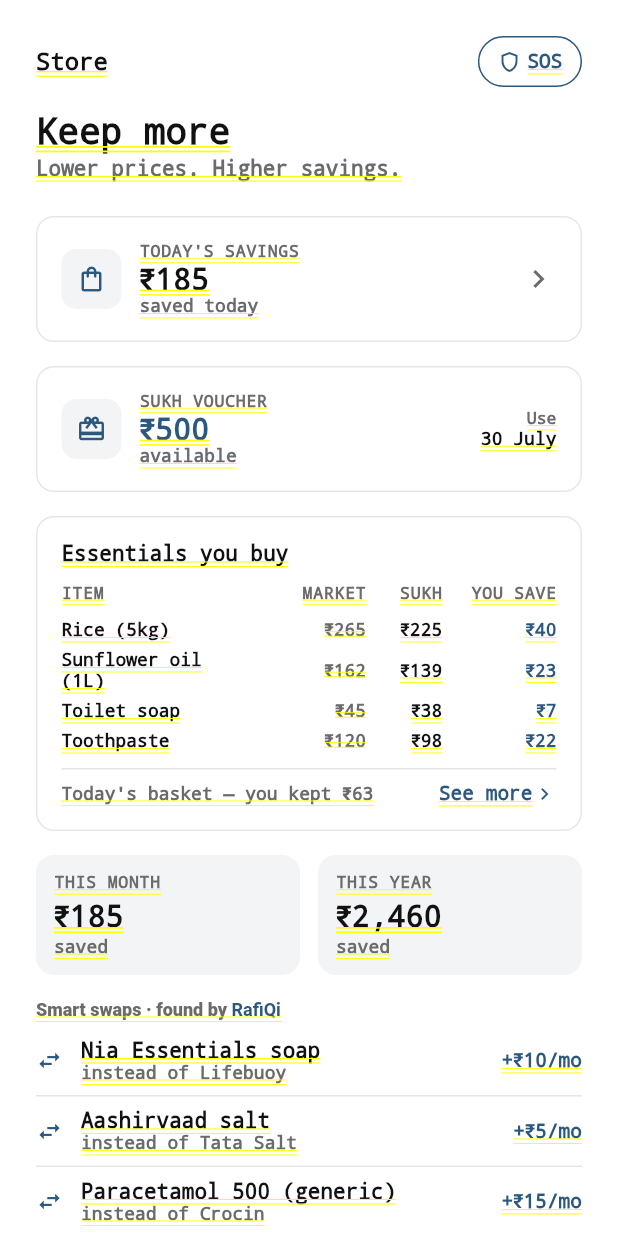
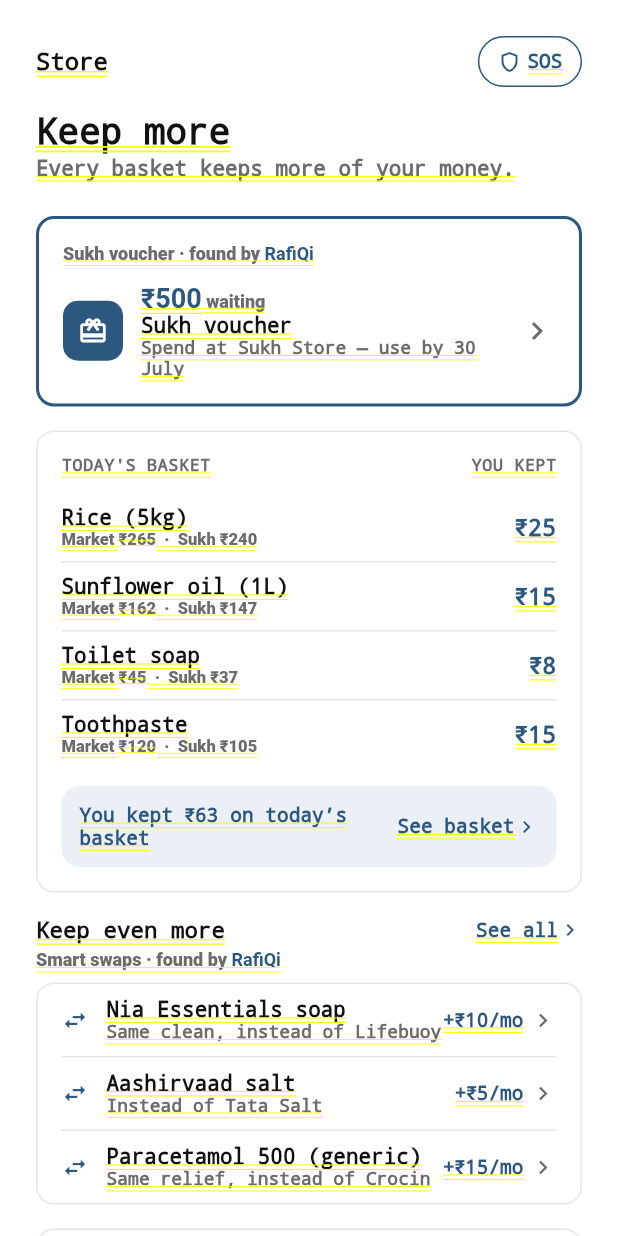
Before and after one commit to SachinChhabra1/Platform, a Flutter app: the StorePage screen opened directly, on a phone screen of 412 x 824 dp. Run offline on Flutter 3.47's test engine with Material 3 defaults, Android fonts, the phone set to English and light mode, and no system bars.

Commit message:
Store to App-Store quality: harden the flywheel, not the shop
Store is money kept, not commerce. Rebuild onto the shared components so the
screen IS the flywheel, understood without explanation:

- Hero is always money: the ₹500 Sukh voucher (the flywheel's fuel), found by
  RafiQi — blue-bordered, tappable, screen-reader labelled. Never a product.
- Screen order = the flywheel felt top-to-bottom: voucher → basket → smart
  swaps → savings compounding → NiaBook.
- Every SKU answers one question — how much did I keep? The kept amount is the
  strongest thing in the row (blue, large); market/Sukh prices shrink to a quiet
  subline, market struck through. Reframed "Essentials you buy" → "Today's
  basket".
- Compounding ladder (the thing only Store has): Today ₹63 → This month ₹185 →
  This year ₹2,460, the year visually largest.
- Literal close: "This month, ₹185 moved into your NiaBook."
- Data now coheres: today ₹63 (basket sums to exactly ₹63), month ₹185, year
  ₹2,460 — the old screen double-counted ₹185 as both today and month.

NiaReveal motion; tappable rows + Semantics throughout. pillars_test updated to
the flywheel content; Store golden regenerated (only store.png changed).

Co-Authored-By: Claude Opus 4.8 <noreply@anthropic.com>

```diff
--- a/apps/member/lib/features/pillars/store_page.dart
+++ b/apps/member/lib/features/pillars/store_page.dart
@@ -1,205 +1,285 @@
 import 'package:flutter/material.dart';
 
 import '../../theme/nia_tokens.dart';
+import '../../widgets/common.dart';
+import 'nia_components.dart';
 import 'pillar_kit.dart';
 
-/// Store · Keep more. Promise: keep more. Reality: savings today, this month and
-/// year. Opportunity: the voucher and smart swaps found by RafiQi. Supporting:
-/// the essentials basket at member prices. Contribution: higher savings that
-/// appear in NiaBook. Built on the shared [PillarScaffold].
+/// Store · Keep more. Not commerce — money kept. The screen is the flywheel made
+/// visible without explanation: the Sukh voucher (the fuel, hero) → the basket
+/// (what you kept, every SKU answering "how much did I keep?") → smart swaps
+/// (keep even more) → savings compounding (today → month → year) → the literal
+/// close (₹185 moved into your NiaBook). The hero is always money, never a
+/// product; the saving always reads stronger than the price. Product-locked;
+/// built to the approved screen on shared components.
 class StorePage extends StatelessWidget {
   const StorePage({super.key});
 
   @override
   Widget build(BuildContext context) {
-    return PillarScaffold(
+    return NiaReveal(
+      child: PillarScaffold(
         pillar: 'Store',
         promise: 'Keep more',
-      promiseSub: 'Lower prices. Higher savings.',
+        promiseSub: 'Every basket keeps more of your money.',
         body: <PillarBlock>[
-        PillarBlock(PillarSection.reality, _todaySavings()),
-        PillarBlock(PillarSection.opportunity, _voucher()),
-        PillarBlock(PillarSection.supporting, _essentials(context)),
-        PillarBlock(PillarSection.reality, _stats()),
-        PillarBlock(PillarSection.opportunity, _swaps()),
+          PillarBlock(PillarSection.opportunity, _voucher(context)),
+          PillarBlock(PillarSection.supporting, _basket(context)),
+          PillarBlock(PillarSection.opportunity, _swaps(context)),
+          PillarBlock(PillarSection.reality, _compounding()),
         ],
-      contribution: niaBookStrip(
-          'This adds to your NiaBook', 'Higher savings. More for you.'),
+        contribution: const SummaryCard(
+          title: 'This month, ₹185 moved into your NiaBook',
+          subtitle: 'Today ₹63 · this year ₹2,460 — savings that compound',
+        ),
+      ),
     );
   }
 
-  Widget _todaySavings() => niaCard(
-        child: Row(
+  /// The hero: money, and the flywheel's fuel — the Sukh voucher waiting to be
+  /// spent. Blue-bordered, tappable, screen-reader labelled.
+  Widget _voucher(BuildContext context) => Semantics(
+        button: true,
+        label: '₹500 Sukh voucher waiting. Spend it at Sukh Store to keep more. '
+            'Use by 30 July.',
+        excludeSemantics: true,
+        child: InkWell(
+          onTap: () => prototypeNoOp(context, 'Sukh voucher'),
+          borderRadius: BorderRadius.circular(NiaTokens.radius),
+          child: InfoCard(
+            style: CardStyle.hero,
+            child: Column(
+              crossAxisAlignment: CrossAxisAlignment.start,
               children: <Widget>[
-            niaIconChip(Icons.shopping_bag_outlined),
+                foundByRafiqi('Sukh voucher'),
+                const SizedBox(height: NiaTokens.s3),
+                Row(
+                  children: <Widget>[
+                    niaIconChip(Icons.card_giftcard, filled: true),
                     const SizedBox(width: NiaTokens.s3),
                     Expanded(
                       child: Column(
                         crossAxisAlignment: CrossAxisAlignment.start,
                         children: <Widget>[
-                  capsLabel("TODAY'S SAVINGS", color: NiaTokens.inkSecondary),
-                  const Text('₹185',
+                          Text.rich(TextSpan(children: const <InlineSpan>[
+                            TextSpan(
+                                text: '₹500',
                                 style: TextStyle(
-                          fontSize: 20,
+                                    fontSize: 18,
                                     fontWeight: FontWeight.w700,
+                                    color: NiaTokens.blue)),
+                            TextSpan(
+                                text: ' waiting',
+                                style: TextStyle(
+                                    fontSize: 12,
+                                    color: NiaTokens.inkSecondary)),
+                          ])),
+                          const Text('Sukh voucher',
+                              style: TextStyle(
+                                  fontSize: 14,
+                                  fontWeight: FontWeight.w600,
                                   color: NiaTokens.ink)),
-                  const Text('saved today',
+                          const Text('Spend at Sukh Store — use by 30 July',
                               style: TextStyle(
                                   fontSize: 12, color: NiaTokens.inkSecondary)),
                         ],
                       ),
                     ),
-            const Icon(Icons.chevron_right, color: NiaTokens.inkSecondary),
+                    const Icon(Icons.chevron_right,
+                        color: NiaTokens.inkSecondary),
                   ],
+                ),
+              ],
+            ),
+          ),
         ),
       );
 
-  Widget _voucher() => niaCard(
-        child: Row(
-          children: <Widget>[
-            niaIconChip(Icons.card_giftcard),
-            const SizedBox(width: NiaTokens.s3),
-            Expanded(
+  /// The basket: every SKU answers one question — how much did I keep? The kept
+  /// amount is the strongest thing in the row; market and Sukh prices shrink to a
+  /// quiet subline. Not "essentials you buy" — what you kept today.
+  Widget _basket(BuildContext context) => InfoCard(
         child: Column(
           crossAxisAlignment: CrossAxisAlignment.start,
           children: <Widget>[
-                  capsLabel('SUKH VOUCHER', color: NiaTokens.inkSecondary),
-                  const Text('₹500',
+            Row(
+              children: <Widget>[
+                capsLabel("TODAY'S BASKET", color: NiaTokens.inkSecondary),
+                const Spacer(),
+                capsLabel('YOU KEPT', color: NiaTokens.inkSecondary),
+              ],
+            ),
+            const SizedBox(height: NiaTokens.s3),
+            _sku('Rice (5kg)', '₹265', '₹240', '₹25'),
+            niaHairline(),
+            _sku('Sunflower oil (1L)', '₹162', '₹147', '₹15'),
+            niaHairline(),
+            _sku('Toilet soap', '₹45', '₹37', '₹8'),
+            niaHairline(),
+            _sku('Toothpaste', '₹120', '₹105', '₹15'),
+            const SizedBox(height: NiaTokens.s3),
+            Container(
+              padding: const EdgeInsets.all(NiaTokens.s3),
+              decoration: BoxDecoration(
+                color: NiaTokens.blueTint,
+                borderRadius: BorderRadius.circular(NiaTokens.radius),
+              ),
+              child: Row(
+                children: <Widget>[
+                  const Expanded(
+                    child: Text('You kept ₹63 on today’s basket',
                         style: TextStyle(
-                          fontSize: 20,
+                            fontSize: 13,
                             fontWeight: FontWeight.w700,
                             color: NiaTokens.blue)),
-                  const Text('available',
-                      style: TextStyle(
-                          fontSize: 12, color: NiaTokens.inkSecondary)),
+                  ),
+                  niaLink(context, 'See basket'),
                 ],
               ),
-            ),
-            Column(
-              crossAxisAlignment: CrossAxisAlignment.end,
-              children: const <Widget>[
-                Text('Use',
-                    style: TextStyle(fontSize: 11, color: NiaTokens.inkSecondary)),
-                Text('30 July',
-                    style: TextStyle(
-                        fontSize: 12,
-                        fontWeight: FontWeight.w600,
-                        color: NiaTokens.ink)),
-              ],
             ),
           ],
         ),
       );
 
-  Widget _essentials(BuildContext context) => niaCard(
+  /// A single SKU row. The kept amount (blue, large, bold) dominates; the prices
+  /// are a quiet line beneath the name, market struck through.
+  Widget _sku(String item, String market, String sukh, String kept) => Semantics(
+        label: '$item, you kept $kept. Market $market, Sukh $sukh.',
+        excludeSemantics: true,
+        child: Padding(
+          padding: const EdgeInsets.symmetric(vertical: NiaTokens.s2),
+          child: Row(
+            crossAxisAlignment: CrossAxisAlignment.center,
+            children: <Widget>[
+              Expanded(
                 child: Column(
                   crossAxisAlignment: CrossAxisAlignment.start,
                   children: <Widget>[
-            const Text('Essentials you buy',
-                style: TextStyle(
+                    Text(item,
+                        style: const TextStyle(
                             fontSize: 14,
                             fontWeight: FontWeight.w600,
                             color: NiaTokens.ink)),
-            const SizedBox(height: NiaTokens.s3),
-            Row(
-              children: <Widget>[
-                Expanded(flex: 5, child: capsLabel('ITEM', color: NiaTokens.inkSecondary)),
-                Expanded(flex: 3, child: _capsRight('MARKET')),
-                Expanded(flex: 2, child: _capsRight('SUKH')),
-                Expanded(flex: 3, child: _capsRight('YOU SAVE')),
+                    Text.rich(TextSpan(
+                        style: const TextStyle(
+                            fontSize: 11, color: NiaTokens.inkSecondary),
+                        children: <InlineSpan>[
+                          const TextSpan(text: 'Market '),
+                          TextSpan(
+                              text: market,
+                              style: const TextStyle(
+                                  decoration: TextDecoration.lineThrough)),
+                          TextSpan(text: '  ·  Sukh $sukh'),
+                        ])),
                   ],
                 ),
-            const SizedBox(height: NiaTokens.s2),
-            _essRow('Rice (5kg)', '₹265', '₹225', '₹40'),
-            _essRow('Sunflower oil (1L)', '₹162', '₹139', '₹23'),
-            _essRow('Toilet soap', '₹45', '₹38', '₹7'),
-            _essRow('Toothpaste', '₹120', '₹98', '₹22'),
-            const SizedBox(height: NiaTokens.s2),
-            niaHairline(),
-            const SizedBox(height: NiaTokens.s2),
-            Row(
-              children: <Widget>[
-                const Expanded(
-                  child: Text("Today's basket — you kept ₹63",
-                      style:
-                          TextStyle(fontSize: 12, color: NiaTokens.inkSecondary)),
               ),
-                niaLink(context, 'See more'),
+              const SizedBox(width: NiaTokens.s3),
+              Text(kept,
+                  style: const TextStyle(
+                      fontSize: 16,
+                      fontWeight: FontWeight.w700,
+                      color: NiaTokens.blue)),
             ],
           ),
+        ),
+      );
+
+  /// Smart swaps: more ways to keep, found by RafiQi. Tappable, benefit-led,
+  /// wrapped like Work's better-jobs card.
+  Widget _swaps(BuildContext context) => Column(
+        crossAxisAlignment: CrossAxisAlignment.start,
+        children: <Widget>[
+          SectionHeader('Keep even more', trailing: niaLink(context, 'See all')),
+          const SizedBox(height: NiaTokens.s1),
+          foundByRafiqi('Smart swaps'),
+          const SizedBox(height: NiaTokens.s2),
+          InfoCard(
+            padding: const EdgeInsets.symmetric(horizontal: NiaTokens.s4),
+            child: Column(
+              children: <Widget>[
+                ListRow(
+                  icon: Icons.swap_horiz,
+                  title: 'Nia Essentials soap',
+                  subtitle: 'Same clean, instead of Lifebuoy',
+                  trailing: '+₹10/mo',
+                  trailingColor: NiaTokens.blue,
+                  showChevron: true,
+                  onTap: () => prototypeNoOp(context, 'Nia Essentials soap'),
+                ),
+                niaHairline(),
+                ListRow(
+                  icon: Icons.swap_horiz,
+                  title: 'Aashirvaad salt',
+                  subtitle: 'Instead of Tata Salt',
+                  trailing: '+₹5/mo',
+                  trailingColor: NiaTokens.blue,
+                  showChevron: true,
+                  onTap: () => prototypeNoOp(context, 'Aashirvaad salt'),
+                ),
+                niaHairline(),
+                ListRow(
+                  icon: Icons.swap_horiz,
+                  title: 'Paracetamol 500 (generic)',
+                  subtitle: 'Same relief, instead of Crocin',
+                  trailing: '+₹15/mo',
+                  trailingColor: NiaTokens.blue,
+                  showChevron: true,
+                  onTap: () =>
+                      prototypeNoOp(context, 'Paracetamol 500 (generic)'),
+                ),
+              ],
+            ),
+          ),
+        ],
+      );
+
+  /// Savings, compounding — the thing only Store has. Today → this month → this
+  /// year, the numbers growing down the ladder.
+  Widget _compounding() => InfoCard(
+        child: Column(
+          crossAxisAlignment: CrossAxisAlignment.start,
+          children: <Widget>[
+            capsLabel('SAVINGS, COMPOUNDING', color: NiaTokens.inkSecondary),
+            const SizedBox(height: NiaTokens.s3),
+            _ladder('Today', '₹63', 18),
+            niaHairline(),
+            _ladder('This month', '₹185', 18),
+            niaHairline(),
+            _ladder('This year', '₹2,460', 24),
           ],
         ),
       );
 
-  Widget _capsRight(String s) => Align(
-      alignment: Alignment.centerRight,
-      child: capsLabel(s, color: NiaTokens.inkSecondary));
-
-  Widget _essRow(String item, String market, String sukh, String save) => Padding(
-        padding: const EdgeInsets.symmetric(vertical: 3),
+  Widget _ladder(String label, String value, double size) => Semantics(
+        label: '$label, $value saved',
+        excludeSemantics: true,
+        child: Padding(
+          padding: const EdgeInsets.symmetric(vertical: NiaTokens.s2),
           child: Row(
+            crossAxisAlignment: CrossAxisAlignment.baseline,
+            textBaseline: TextBaseline.alphabetic,
             children: <Widget>[
-            Expanded(
-                flex: 5,
-                child: Text(item,
-                    style: const TextStyle(fontSize: 12, color: NiaTokens.ink))),
-            Expanded(
-              flex: 3,
-              child: Text(market,
-                  textAlign: TextAlign.right,
+              Text(label,
                   style: const TextStyle(
-                      fontSize: 12,
-                      color: NiaTokens.inkSecondary,
-                      decoration: TextDecoration.lineThrough)),
-            ),
-            Expanded(
-              flex: 2,
-              child: Text(sukh,
-                  textAlign: TextAlign.right,
-                  style: const TextStyle(
-                      fontSize: 12,
+                      fontSize: 14,
                       fontWeight: FontWeight.w600,
                       color: NiaTokens.ink)),
-            ),
-            Expanded(
-              flex: 3,
-              child: Text(save,
-                  textAlign: TextAlign.right,
-                  style: const TextStyle(
-                      fontSize: 12,
+              const Spacer(),
+              Text(value,
+                  style: TextStyle(
+                      fontSize: size,
                       fontWeight: FontWeight.w700,
                       color: NiaTokens.blue)),
+              const SizedBox(width: 4),
+              const Padding(
+                padding: EdgeInsets.only(bottom: 2),
+                child: Text('saved',
+                    style:
+                        TextStyle(fontSize: 12, color: NiaTokens.inkSecondary)),
               ),
             ],
           ),
-      );
-
-  Widget _stats() => IntrinsicHeight(
-        child: Row(
-          crossAxisAlignment: CrossAxisAlignment.stretch,
-          children: <Widget>[
-            Expanded(child: statCard('THIS MONTH', '₹185', 'saved')),
-            const SizedBox(width: NiaTokens.s3),
-            Expanded(child: statCard('THIS YEAR', '₹2,460', 'saved')),
-          ],
         ),
       );
-
-  Widget _swaps() => Column(
-        crossAxisAlignment: CrossAxisAlignment.start,
-        children: <Widget>[
-          foundByRafiqi('Smart swaps'),
-          const SizedBox(height: NiaTokens.s1),
-          niaListRow(Icons.swap_horiz, 'Nia Essentials soap',
-              'instead of Lifebuoy',
-              trailing: '+₹10/mo'),
-          niaHairline(),
-          niaListRow(Icons.swap_horiz, 'Aashirvaad salt', 'instead of Tata Salt',
-              trailing: '+₹5/mo'),
-          niaHairline(),
-          niaListRow(Icons.swap_horiz, 'Paracetamol 500 (generic)',
-              'instead of Crocin',
-              trailing: '+₹15/mo'),
-        ],
-      );
 }
```
Also changed, not shown: 2 other files. Lines whose indentation alone changed are shown as unchanged.
